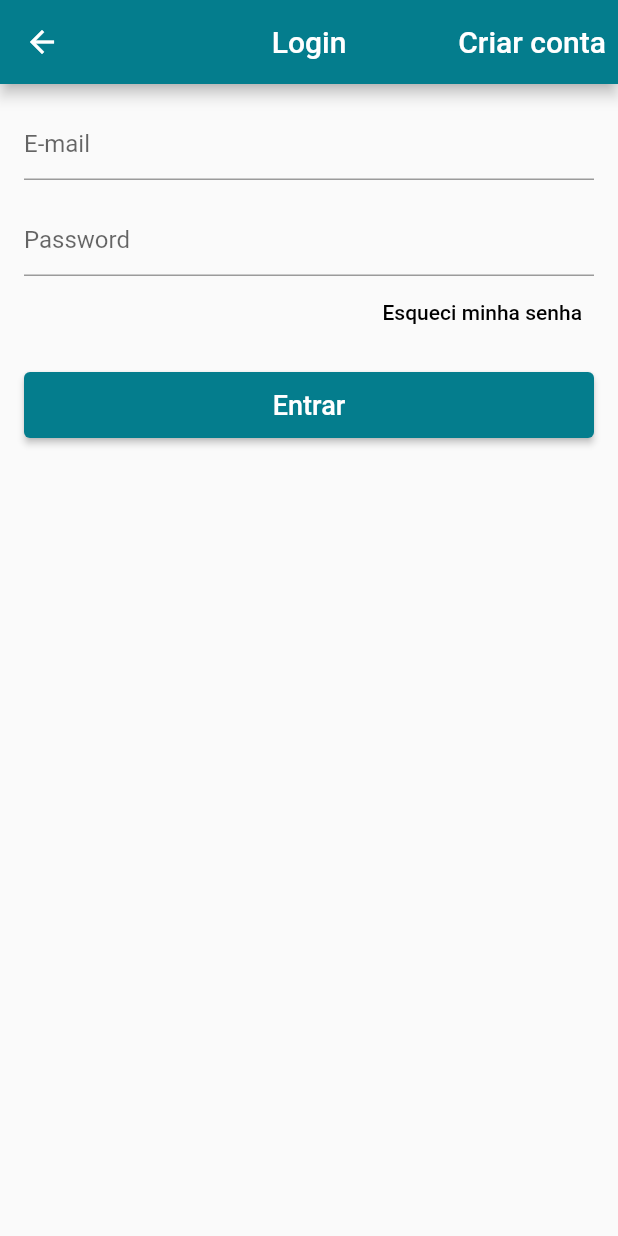
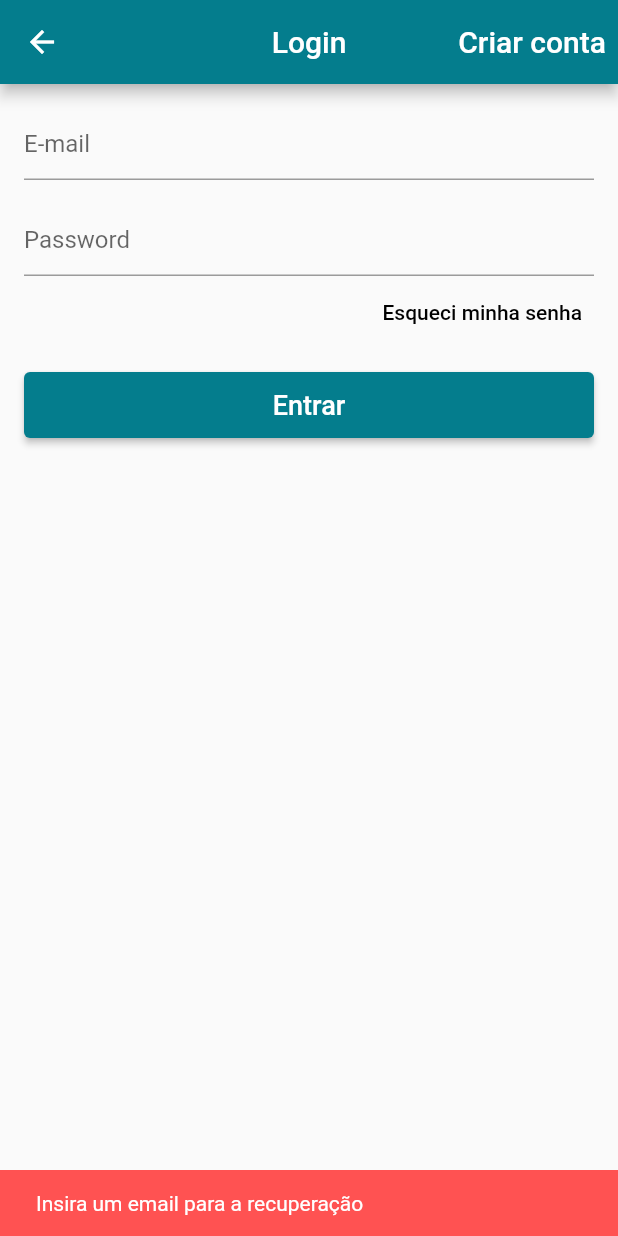
Before and after one commit to Art0r/loja_flutter, a Flutter app: the LoginScreen screen opened directly, after a tap on "Esqueci minha senha", on a phone screen of 412 x 824 dp. Run offline on Flutter 3.47's test engine with Material 2 defaults, Android fonts, the phone set to English and light mode, and no system bars; our stand-ins replace cloud_firestore, firebase_auth, firebase_core, transparent_image; accounts and stored records are empty.

Commit message:
Recuperação de senha e adicionar item ao carrinho

```diff
--- /dev/null
+++ b/lib/CartProduct.dart
@@ -0,0 +1,33 @@
+import 'package:cloud_firestore/cloud_firestore.dart';
+import 'package:loja_virtual/Product.dart';
+
+class CartProduct {
+  String cid = "", category = "", pid = "", size = "";
+  int quantity = 0;
+
+  Product _product = Product.withoutData();
+
+  CartProduct();
+
+  CartProduct.fromDocument(DocumentSnapshot documentSnapshot){
+    this.cid = documentSnapshot.id;
+    this.category = documentSnapshot.get("category");
+    this.pid = documentSnapshot.get("pid");
+    this.quantity = documentSnapshot.get("quantity");
+    this.size = documentSnapshot.get("size");
+  }
+
+
+  Map<String, dynamic> toMap() {
+    return {
+      "category": this.category,
+      "pid": this.pid,
+      "quantity": this.quantity,
+      "size": this.size,
+      //"resume": this.toMap()
+    };
+  }
+
+
+
+}
--- a/lib/LoginScreen.dart
+++ b/lib/LoginScreen.dart
@@ -68,7 +68,24 @@ class LoginScreen extends StatelessWidget {
                   alignment: Alignment.centerRight,
                   child: TextButton(
                     onPressed: () {
-
+                        if(_emailController.text.isEmpty){
+                          _scaffoldKey.currentState!.showSnackBar(
+                            SnackBar(
+                                content: Text("Insira um email para a recuperação"),
+                                backgroundColor: Colors.redAccent,
+                                duration: Duration(seconds: 2),
+                            )
+                          );
+                        } else {
+                          model.recoveryPass(_emailController.text);
+                          _scaffoldKey.currentState!.showSnackBar(
+                              SnackBar(
+                                content: Text("Verifique sua caixa de entrada"),
+                                backgroundColor: Theme.of(context).primaryColor,
+                                duration: Duration(seconds: 2),
+                              )
+                          );
+                        }
                     },
                     child: Text(
                       "Esqueci minha senha",
--- a/lib/UserModel.dart
+++ b/lib/UserModel.dart
@@ -3,11 +3,15 @@ import 'package:flutter/cupertino.dart';
 import 'package:scoped_model/scoped_model.dart';
 import 'package:firebase_auth/firebase_auth.dart';
 import 'package:firebase_core/firebase_core.dart';
+import 'package:flutter/material.dart';
 
 class UserModel extends Model {
 
   Map<String, dynamic> _userData = Map();
   bool _isLoading = false;
+
+  static UserModel of(BuildContext context) =>
+    ScopedModel.of<UserModel>(context);
 
   bool get isLoading => _isLoading;
 
@@ -73,12 +77,16 @@ class UserModel extends Model {
     });
   }
 
-  void recoveryPass() {
+  void recoveryPass(String email) async {
+    await Firebase.initializeApp();
 
+    FirebaseAuth _auth = FirebaseAuth.instance;
+    _auth.sendPasswordResetEmail(email: email);
   }
 
   void initDB() async {
     await Firebase.initializeApp();
+
   }
 
   bool isLoggedIn() {
```
Also changed, not shown: lib/CartModel.dart (added, +45 -0 lines), lib/CategoryScreen.dart (+6 -2 lines), lib/Product.dart (+10 -0 lines), lib/ProductScreen.dart (+26 -3 lines), lib/main.dart (+9 -1 lines).
